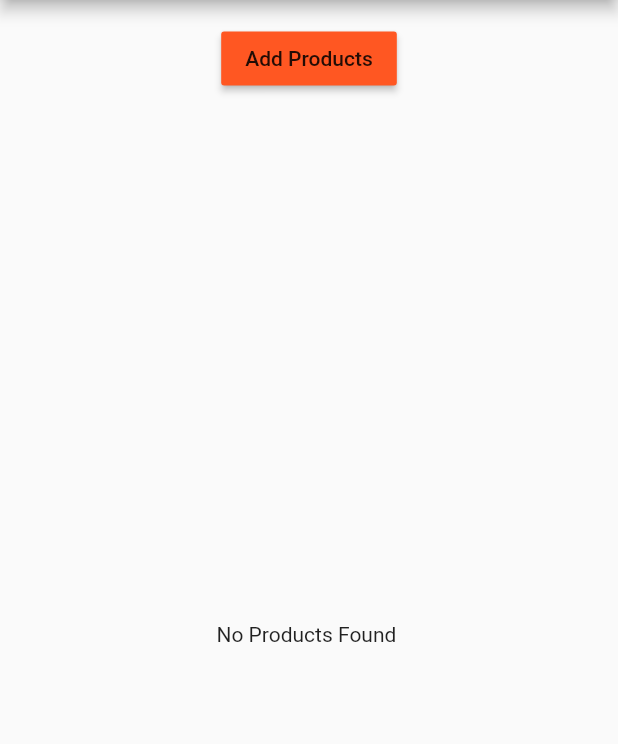
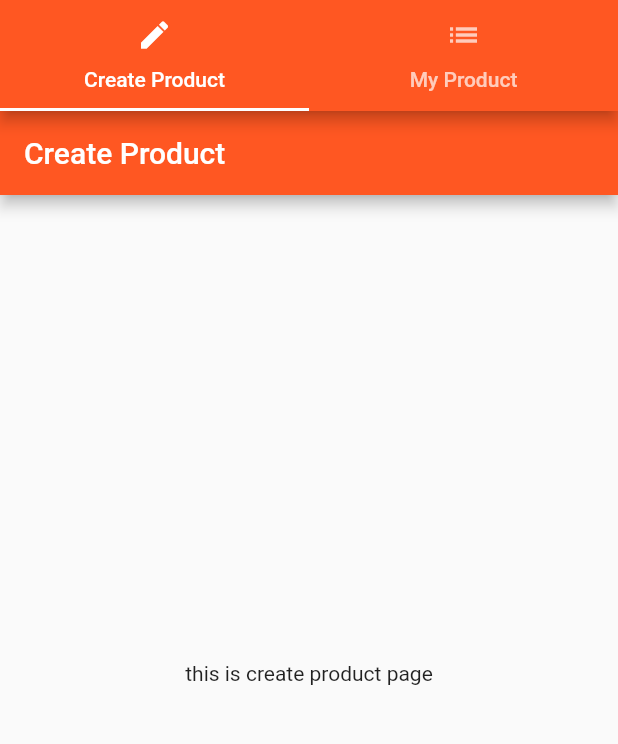
Before and after one commit to TasnuvaOshin/Flutter_Project_with_widgets, a Flutter app: the ProductsPage screen opened directly, on a phone screen of 412 x 824 dp, the part 84-828 px from its top. Run offline on Flutter 3.47's test engine with Material 2 defaults, Android fonts, the phone set to English and light mode, and no system bars.

Commit message:
tab work

```diff
--- /dev/null
+++ b/lib/pages/product_create.dart
@@ -0,0 +1,22 @@
+import 'package:flutter/material.dart';
+
+class productCreatePage extends StatelessWidget {
+  @override
+  Widget build(BuildContext context) {
+    return Scaffold(
+      appBar: AppBar(
+        title: Text(
+          'Create Product',
+          textAlign: TextAlign.center,
+        ),
+      ),
+      body: Center(
+        child: Column(
+          mainAxisAlignment: MainAxisAlignment.center,
+          crossAxisAlignment: CrossAxisAlignment.center,
+          children: <Widget>[Text('this is create product page')],
+        ),
+      ),
+    );
+  }
+}
--- /dev/null
+++ b/lib/pages/product_list.dart
@@ -0,0 +1,19 @@
+import 'package:flutter/material.dart';
+
+class productListPage extends StatelessWidget {
+  @override
+  Widget build(BuildContext context) {
+    return Scaffold(
+      appBar: AppBar(
+        title: Text('Product List'),
+      ),
+      body: Center(
+        child: Column(
+          mainAxisAlignment: MainAxisAlignment.center,
+          crossAxisAlignment: CrossAxisAlignment.center,
+          children: <Widget>[Text('This is product list page')],
+        ),
+      ),
+    );
+  }
+}
--- a/lib/pages/products.dart
+++ b/lib/pages/products.dart
@@ -2,11 +2,14 @@ import 'package:flutter/material.dart';
 
 import '../product_manager.dart';
 import 'package:flutter_dart/pages/manageproduct.dart';
-
+import 'package:flutter_dart/pages/product_create.dart';
+import 'package:flutter_dart/pages/product_list.dart';
 class ProductsPage extends StatelessWidget {
   @override
   Widget build(BuildContext context) {
-    return Scaffold(
+    return DefaultTabController(
+      length: 2,
+      child: Scaffold(
         drawer: Drawer(
           child: Column(
             children: <Widget>[
@@ -15,7 +18,7 @@ class ProductsPage extends StatelessWidget {
                 title: Text('Choose'),
               ),
               ListTile(
-              title: Text('Manage Product'),
+                title: Text('All Product'),
                 onTap: () {
                   Navigator.push(
                     context,
@@ -42,10 +45,32 @@ class ProductsPage extends StatelessWidget {
 
         appBar: AppBar(
           title: Text('My App'),
+          bottom: TabBar(
+            tabs: <Widget>[
+              Tab(
+                icon: Icon(Icons.create),
+                text: 'Create Product',
+              ),
+              Tab(
+                icon: Icon(Icons.list),
+                text: 'My Product',
+              )
+            ],
+          ),
         ),
 
 //this is for new feature
-      body: ProdcutManager({'title': 'chocolate', 'image': 'assets/img.jpg'}),
+     //  body: ProdcutManager({'title': 'chocolate', 'image': 'assets/img.jpg'}),
+
+      body: TabBarView(
+
+        children: <Widget>[
+         productCreatePage(),
+         productListPage(),
+
+        ],
+      ),
+      ),
     );
   }
 }
```
Lines whose indentation alone changed are shown as unchanged.
